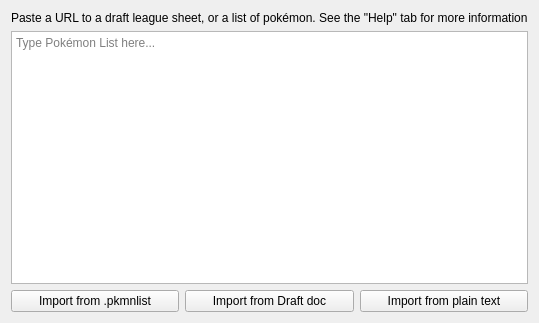
Old version of the form assets/ui/import_popup.ui in the repository elliottsneath/Pokemon-Searcher.
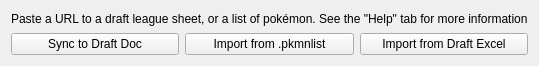
New version of the form. Custom widgets are drawn as their Qt base class.

Commit message:
Add Google Sheet sync and import flow
This change updates the import popup to support syncing from a Google Sheet and importing a Draft Excel file, replacing the old plain-text and inline editor workflow. It also adds a refresh button to the main UI, persists the configured sheet URL in config, and syncs data from a draft sheet on startup when configured.

What changed in the file:
```diff
--- a/assets/ui/import_popup.ui
+++ b/assets/ui/import_popup.ui
@@ -7,7 +7,7 @@
     <x>0</x>
     <y>0</y>
     <width>533</width>
-    <height>323</height>
+    <height>66</height>
    </rect>
   </property>
   <property name="windowTitle">
@@ -21,15 +21,15 @@
      </property>
     </widget>
    </item>
-   <item>
-    <widget class="QTextEdit" name="textEdit">
-     <property name="placeholderText">
-      <string>Type Pokémon List here...</string>
-     </property>
-    </widget>
-   </item>
    <item>
     <layout class="QHBoxLayout" name="horizontalLayout">
+     <item>
+      <widget class="QPushButton" name="fromGoogleSheetButton">
+       <property name="text">
+        <string>Sync to Draft Doc</string>
+       </property>
+      </widget>
+     </item>
      <item>
       <widget class="AnimatedHoverButton" name="fromFileButton">
        <property name="text">
@@ -38,16 +38,9 @@
       </widget>
      </item>
      <item>
-      <widget class="AnimatedHoverButton" name="fromGoogleSheetButton">
+      <widget class="AnimatedHoverButton" name="fromExcelButton">
        <property name="text">
-        <string>Import from Draft doc</string>
-       </property>
-      </widget>
-     </item>
-     <item>
-      <widget class="AnimatedHoverButton" name="fromPlainTextButton">
-       <property name="text">
-        <string>Import from plain text</string>
+        <string>Import from Draft Excel</string>
        </property>
       </widget>
      </item>
```
The commit also changes 8 other files.
